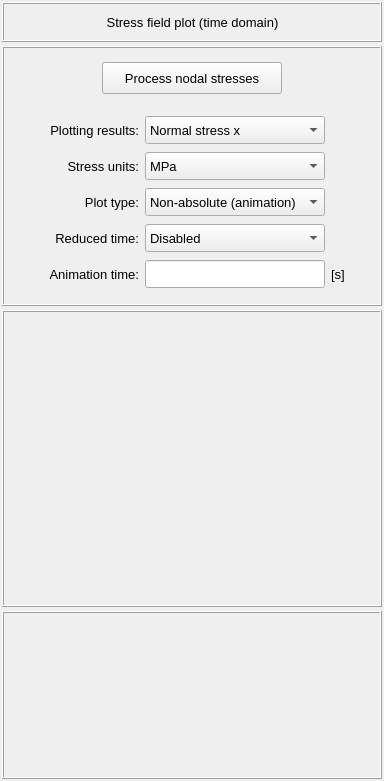
Before: the Qt Designer form vibra/interface/data/ui_files/plots/structural/structural_stress_3d_plot_time_inputs.ui in MOPT-UFSC/VIBRA, drawn with Qt 5.
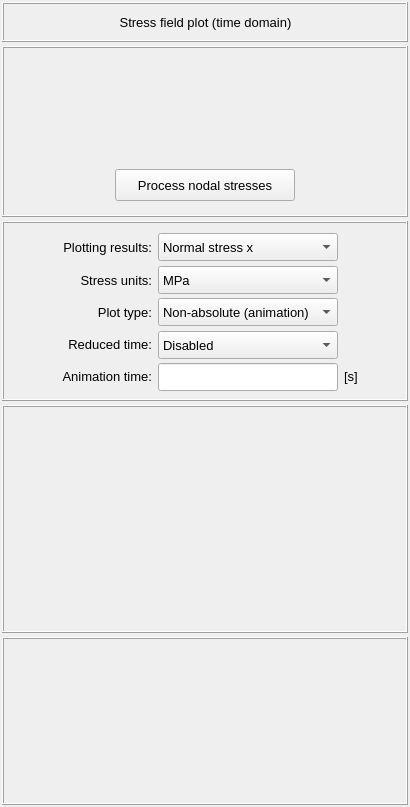
After: the same form once the commit is applied.

Commit message: Modify all time-domain UI-related files to include a placeholder for the IFFTControlsWidget

Patch:
```diff
--- a/vibra/interface/data/ui_files/plots/structural/structural_stress_3d_plot_time_inputs.ui
+++ b/vibra/interface/data/ui_files/plots/structural/structural_stress_3d_plot_time_inputs.ui
@@ -6,8 +6,8 @@
    <rect>
     <x>0</x>
     <y>0</y>
-    <width>384</width>
-    <height>781</height>
+    <width>410</width>
+    <height>807</height>
    </rect>
   </property>
   <property name="maximumSize">
@@ -48,8 +48,8 @@
        <rect>
         <x>0</x>
         <y>0</y>
-        <width>380</width>
-        <height>777</height>
+        <width>406</width>
+        <height>803</height>
        </rect>
       </property>
       <layout class="QGridLayout" name="gridLayout_6">
@@ -71,7 +71,7 @@
        <property name="verticalSpacing">
         <number>4</number>
        </property>
-       <item row="3" column="0">
+       <item row="4" column="0">
         <widget class="QFrame" name="frame_color">
          <property name="minimumSize">
           <size>
@@ -171,18 +171,18 @@
          </layout>
         </widget>
        </item>
-       <item row="1" column="0">
+       <item row="2" column="0">
         <widget class="QFrame" name="frame_main">
          <property name="minimumSize">
           <size>
            <width>0</width>
-           <height>260</height>
+           <height>180</height>
           </size>
          </property>
          <property name="maximumSize">
           <size>
            <width>16777215</width>
-           <height>260</height>
+           <height>180</height>
           </size>
          </property>
          <property name="sizeIncrement">
@@ -219,7 +219,7 @@
           <property name="spacing">
            <number>4</number>
           </property>
-          <item row="1" column="0">
+          <item row="0" column="0">
            <widget class="QFrame" name="frame_plot_controls">
             <property name="minimumSize">
              <size>
@@ -673,8 +673,75 @@
             </layout>
            </widget>
           </item>
-          <item row="0" column="0">
-           <widget class="QFrame" name="frame_3">
+         </layout>
+        </widget>
+       </item>
+       <item row="3" column="0">
+        <widget class="QFrame" name="frame_animation">
+         <property name="minimumSize">
+          <size>
+           <width>0</width>
+           <height>228</height>
+          </size>
+         </property>
+         <property name="frameShape">
+          <enum>QFrame::Shape::Box</enum>
+         </property>
+         <property name="frameShadow">
+          <enum>QFrame::Shadow::Raised</enum>
+         </property>
+        </widget>
+       </item>
+       <item row="1" column="0">
+        <widget class="QFrame" name="frame_signal_processing">
+         <property name="minimumSize">
+          <size>
+           <width>0</width>
+           <height>160</height>
+          </size>
+         </property>
+         <property name="maximumSize">
+          <size>
+           <width>16777215</width>
+           <height>180</height>
+          </size>
+         </property>
+         <property name="sizeIncrement">
+          <size>
+           <width>0</width>
+           <height>0</height>
+          </size>
+         </property>
+         <property name="baseSize">
+          <size>
+           <width>0</width>
+           <height>0</height>
+          </size>
+         </property>
+         <property name="frameShape">
+          <enum>QFrame::Shape::Box</enum>
+         </property>
+         <property name="frameShadow">
+          <enum>QFrame::Shadow::Raised</enum>
+         </property>
+         <layout class="QGridLayout" name="gridLayout_8">
+          <property name="leftMargin">
+           <number>4</number>
+          </property>
+          <property name="topMargin">
+           <number>4</number>
+          </property>
+          <property name="rightMargin">
+           <number>4</number>
+          </property>
+          <property name="bottomMargin">
+           <number>4</number>
+          </property>
+          <property name="spacing">
+           <number>4</number>
+          </property>
+          <item row="1" column="0">
+           <widget class="QFrame" name="frame_4">
             <property name="minimumSize">
              <size>
               <width>0</width>
@@ -693,7 +760,7 @@
             <property name="frameShadow">
              <enum>QFrame::Shadow::Raised</enum>
             </property>
-            <layout class="QGridLayout" name="gridLayout_47">
+            <layout class="QGridLayout" name="gridLayout_48">
              <property name="leftMargin">
               <number>2</number>
              </property>
@@ -742,25 +809,31 @@
             </layout>
            </widget>
           </item>
+          <item row="0" column="0">
+           <widget class="QFrame" name="frame_ifft_controls">
+            <property name="minimumSize">
+             <size>
+              <width>0</width>
+              <height>120</height>
+             </size>
+            </property>
+            <property name="maximumSize">
+             <size>
+              <width>16777215</width>
+              <height>16777215</height>
+             </size>
+            </property>
+            <property name="frameShape">
+             <enum>QFrame::Shape::NoFrame</enum>
+            </property>
+            <property name="frameShadow">
+             <enum>QFrame::Shadow::Raised</enum>
+            </property>
+           </widget>
+          </item>
          </layout>
         </widget>
        </item>
-       <item row="2" column="0">
-        <widget class="QFrame" name="frame_animation">
-         <property name="minimumSize">
-          <size>
-           <width>0</width>
-           <height>228</height>
-          </size>
-         </property>
-         <property name="frameShape">
-          <enum>QFrame::Shape::Box</enum>
-         </property>
-         <property name="frameShadow">
-          <enum>QFrame::Shadow::Raised</enum>
-         </property>
-        </widget>
-       </item>
       </layout>
      </widget>
     </widget>
```
The commit also changes 20 other files.
